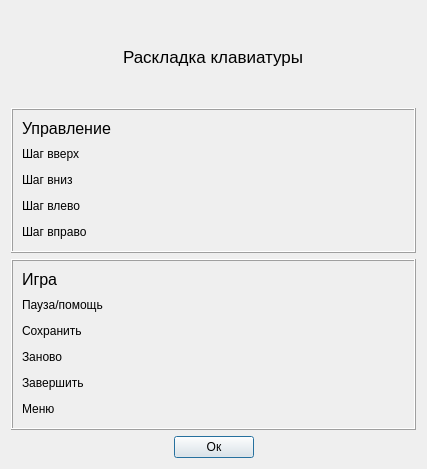
Above: graphics/game_dialogs/HelpDialog.ui from Dlexeyn/qt-game before the change. Below: the same form after it.
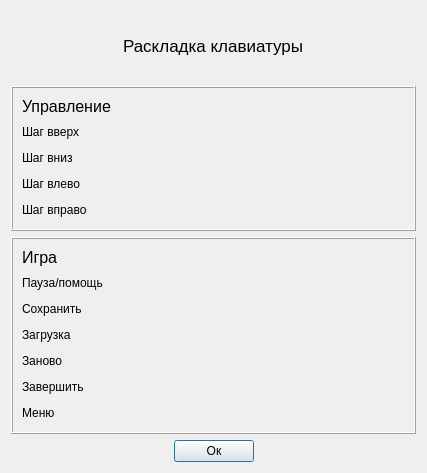
That is the form after the change.

```diff
--- a/graphics/game_dialogs/HelpDialog.ui
+++ b/graphics/game_dialogs/HelpDialog.ui
@@ -7,7 +7,7 @@
     <x>0</x>
     <y>0</y>
     <width>427</width>
-    <height>469</height>
+    <height>473</height>
    </rect>
   </property>
   <property name="windowTitle">
@@ -287,6 +287,37 @@
         </item>
        </layout>
       </item>
+      <item>
+       <layout class="QHBoxLayout" name="horizontalLayout_12">
+        <item>
+         <widget class="QLabel" name="labelLoad">
+          <property name="text">
+           <string>Загрузка</string>
+          </property>
+         </widget>
+        </item>
+        <item>
+         <spacer name="horizontalSpacer_14">
+          <property name="orientation">
+           <enum>Qt::Horizontal</enum>
+          </property>
+          <property name="sizeHint" stdset="0">
+           <size>
+            <width>40</width>
+            <height>20</height>
+           </size>
+          </property>
+         </spacer>
+        </item>
+        <item>
+         <widget class="QLabel" name="keyLabelLoad">
+          <property name="text">
+           <string/>
+          </property>
+         </widget>
+        </item>
+       </layout>
+      </item>
       <item>
        <layout class="QHBoxLayout" name="horizontalLayout_9">
         <item>
```
